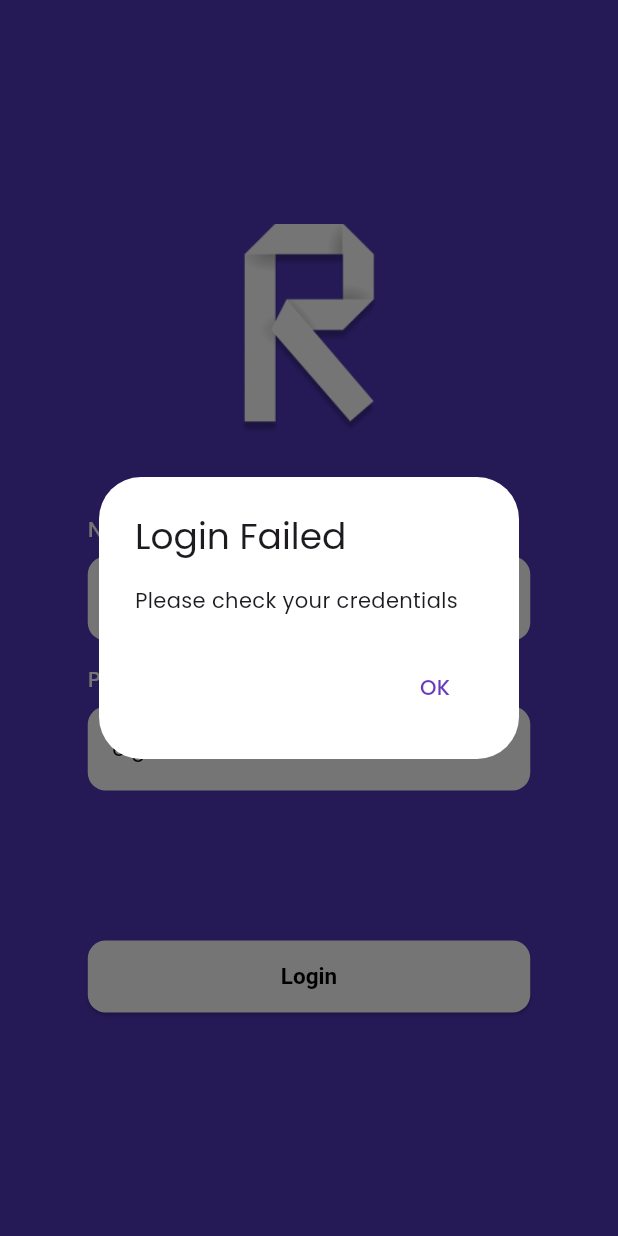
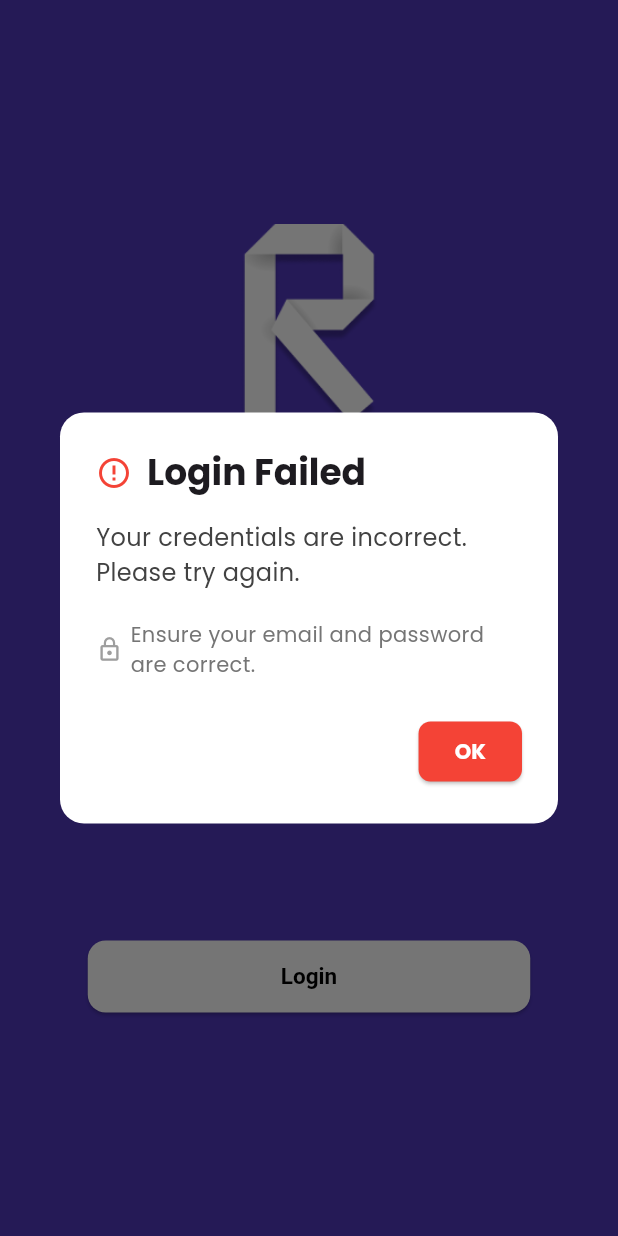
Before and after one commit to perutkenyang789/ristek_pay, a Flutter app: the LoginPage screen opened directly, after a tap on "Login", on a phone screen of 412 x 824 dp. Run offline on Flutter 3.47's test engine with Material 3 defaults, Android fonts, the phone set to English and light mode, and no system bars; our stand-ins replace google_fonts, hexcolor.

Commit message:
Fix login page to-do and edit navigator to home page

```diff
--- a/lib/screens/login_page.dart
+++ b/lib/screens/login_page.dart
@@ -62,25 +62,86 @@ class LoginPage extends StatelessWidget {
                 onPressed: () {
                   if (nameController.text == 'Ristek' &&
                       passwordController.text == '123456') {
-                    Navigator.of(context).pushReplacement(
+                    Navigator.of(context).pushAndRemoveUntil(
                       MaterialPageRoute(
                         builder: (context) => HomePage(),
                       ),
+                      (Route<dynamic> route) => false,
                     );
                   } else {
-                    // TODO: Fix Alert Dialog
                     showDialog(
                       context: context,
                       builder: (BuildContext context) {
                         return AlertDialog(
-                          title: const Text('Login Failed'),
-                          content: const Text('Please check your credentials'),
+                          shape: RoundedRectangleBorder(
+                            borderRadius: BorderRadius.circular(16.0),
+                          ),
+                          title: Row(
+                            children: [
+                              Icon(
+                                Icons.error_outline,
+                                color: Colors.red,
+                              ),
+                              const SizedBox(width: 10),
+                              const Text(
+                                'Login Failed',
+                                style: TextStyle(
+                                  fontWeight: FontWeight.bold,
+                                ),
+                              ),
+                            ],
+                          ),
+                          content: Column(
+                            mainAxisSize: MainAxisSize.min,
+                            children: [
+                              Text(
+                                'Your credentials are incorrect. Please try again.',
+                                style: TextStyle(
+                                  fontSize: 16.0,
+                                  color: Colors.grey[800],
+                                ),
+                              ),
+                              const SizedBox(height: 20),
+                              Row(
+                                children: [
+                                  Icon(
+                                    Icons.lock_outline,
+                                    color: Colors.grey,
+                                    size: 18,
+                                  ),
+                                  const SizedBox(width: 5),
+                                  SizedBox(
+                                    width: 250,
+                                    child: Text(
+                                      'Ensure your email and password are correct.',
+                                      style: TextStyle(
+                                        fontSize: 14.0,
+                                        color: Colors.grey[600],
+                                      ),
+                                    ),
+                                  )
+                                ],
+                              ),
+                            ],
+                          ),
                           actions: [
-                            TextButton(
+                            ElevatedButton(
                               onPressed: () {
                                 Navigator.of(context).pop();
                               },
-                              child: const Text('OK'),
+                              style: ElevatedButton.styleFrom(
+                                backgroundColor: Colors.red,
+                                shape: RoundedRectangleBorder(
+                                  borderRadius: BorderRadius.circular(8.0),
+                                ),
+                              ),
+                              child: const Text(
+                                'OK',
+                                style: TextStyle(
+                                  color: Colors.white,
+                                  fontWeight: FontWeight.bold,
+                                ),
+                              ),
                             ),
                           ],
                         );
```
